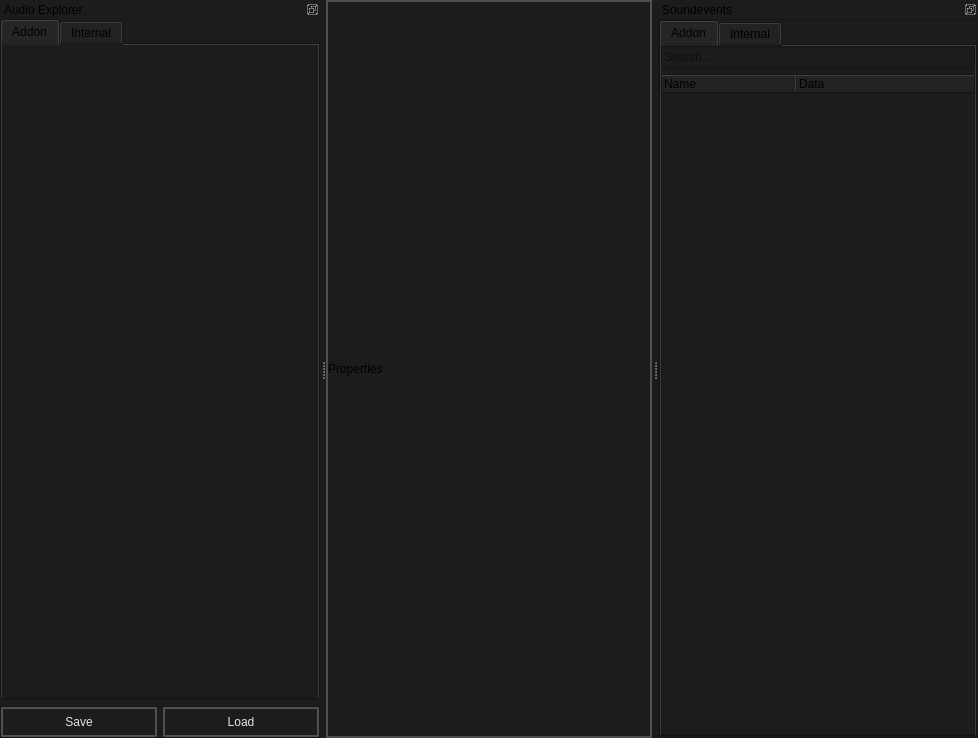
dertwist/Hammer5Tools, file src/editors/soundevent_editor/main.ui: the form before one commit.
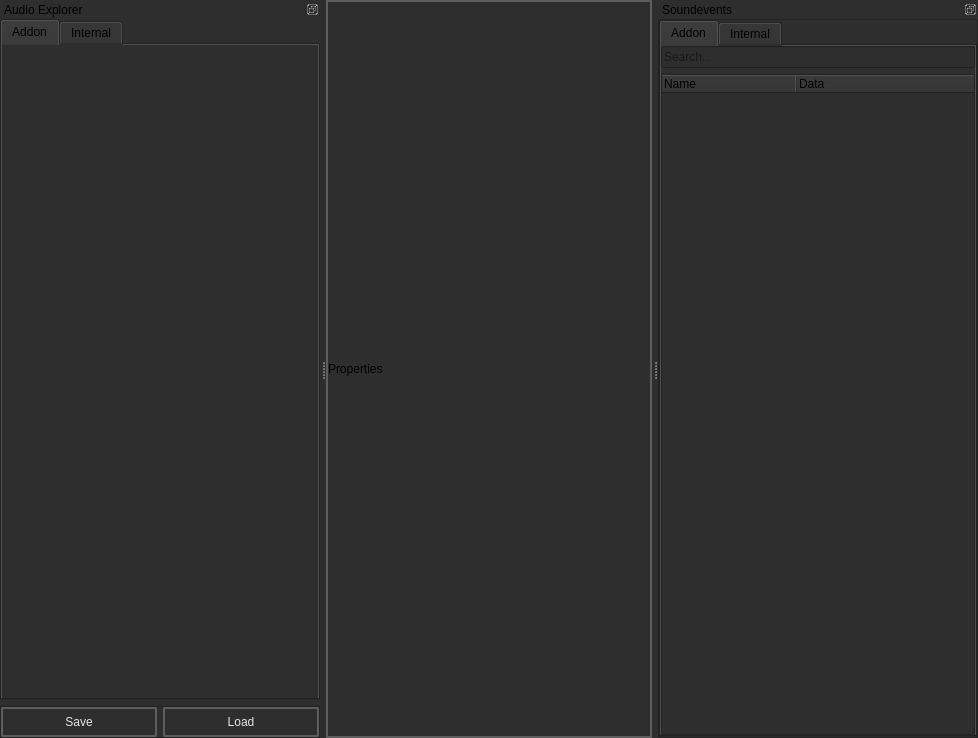
The form after the commit. Icons and pictures are not drawn.

Diff of the .ui file:
```diff
--- a/src/editors/soundevent_editor/main.ui
+++ b/src/editors/soundevent_editor/main.ui
@@ -14,7 +14,7 @@
    <string>MainWindow</string>
   </property>
   <property name="styleSheet">
-   <string notr="true">background-color: #1C1C1C;</string>
+   <string notr="true">background-color: #2e2e2e;</string>
   </property>
   <widget class="QWidget" name="centralwidget">
    <layout class="QVBoxLayout" name="verticalLayout_6">
@@ -35,7 +35,7 @@
       <property name="styleSheet">
        <string notr="true">        QFrame#frame {
             border: 2px solid black; 
-            border-color: rgba(80, 80, 80, 255);
+            border-color: rgba(94, 94, 94, 255);
         }
         QFrame#frame QLabel {
             border: 0px solid black; 
@@ -397,14 +397,14 @@
         font: 580 9pt &quot;Segoe UI&quot;;
         border: 2px solid black;
         border-radius: 2px;
-        border-color: rgba(80, 80, 80, 255);
+        border-color: rgba(94, 94, 94, 255);
         height:22px;
         padding-top: 2px;
         padding-bottom:2px;
         padding-left: 4px;
         padding-right: 4px;
-        color: #E3E3E3;
-        background-color: #1C1C1C;
+        color: #e5e5e5;
+        background-color: #2e2e2e;
     }
     QPushButton:hover {
         background-color: #414956;
@@ -446,14 +446,14 @@
         font: 580 9pt &quot;Segoe UI&quot;;
         border: 2px solid black;
         border-radius: 2px;
-        border-color: rgba(80, 80, 80, 255);
+        border-color: rgba(94, 94, 94, 255);
         height:22px;
         padding-top: 2px;
         padding-bottom:2px;
         padding-left: 4px;
         padding-right: 4px;
-        color: #E3E3E3;
-        background-color: #1C1C1C;
+        color: #e5e5e5;
+        background-color: #2e2e2e;
     }
     QPushButton:hover {
         background-color: #414956;
```
Left out of the diff: 8 changed lines with no effect on the pictures.
